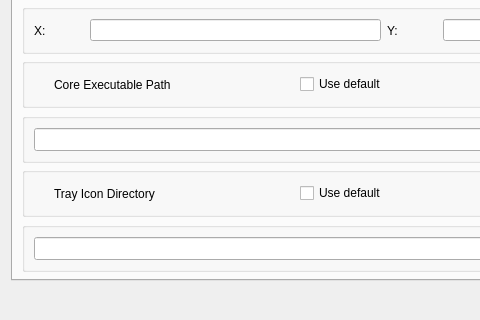
The window that include/ui/setting/dialog_basic_settings.ui (qr243vbi/nekobox) describes before a commit, drawn with Qt 5; both pictures show x 0 to 480 and y 152 to 472 of the 767 by 472 pixel window.
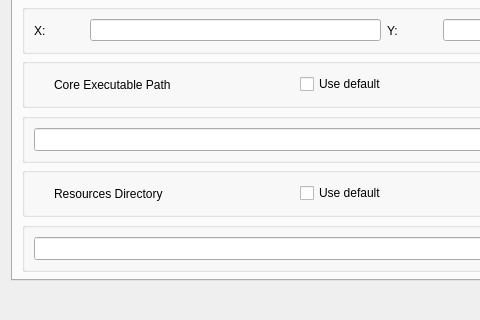
The same window after the commit. The open tabs and pages were chosen to show the change. Custom widgets are drawn as their Qt base class.

What changed in the file:
```diff
--- a/include/ui/setting/dialog_basic_settings.ui
+++ b/include/ui/setting/dialog_basic_settings.ui
@@ -1335,7 +1335,7 @@
              </size>
             </property>
             <property name="text">
-             <string>Tray Icon Directory</string>
+             <string>Resources Directory</string>
             </property>
            </widget>
           </item>
```
Left out of the diff: 2 changed lines with no effect on the pictures.
